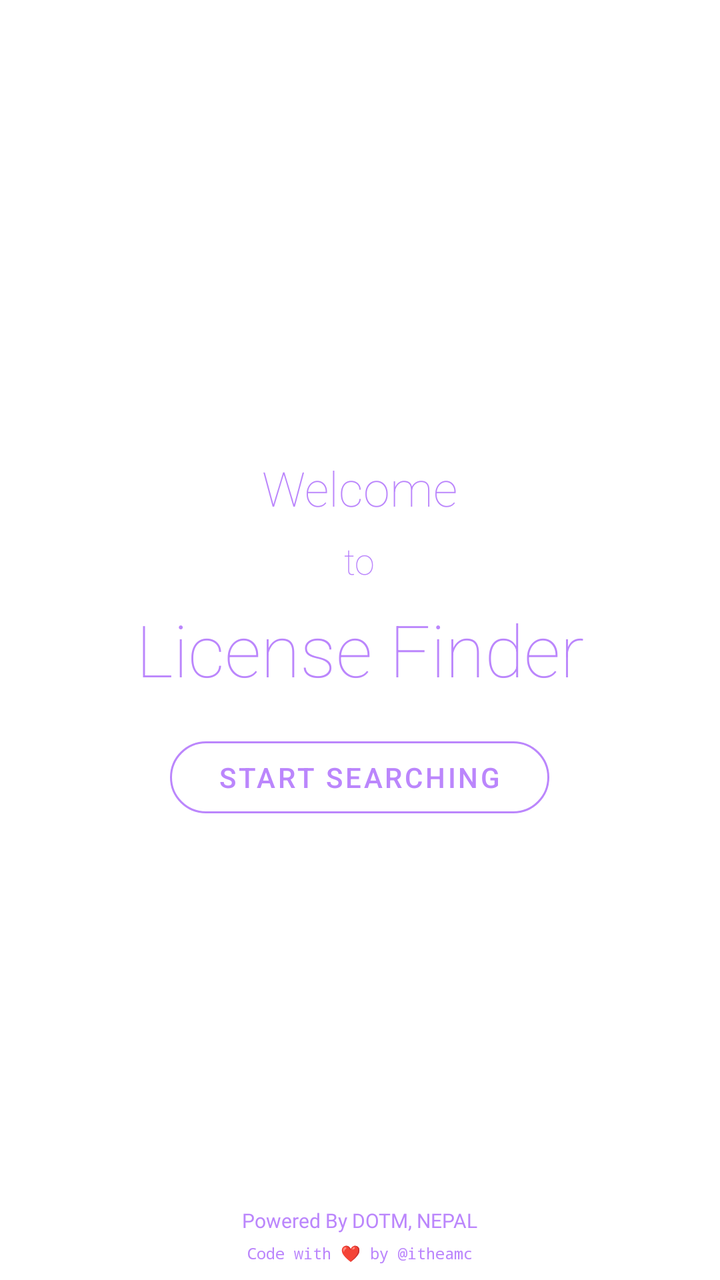
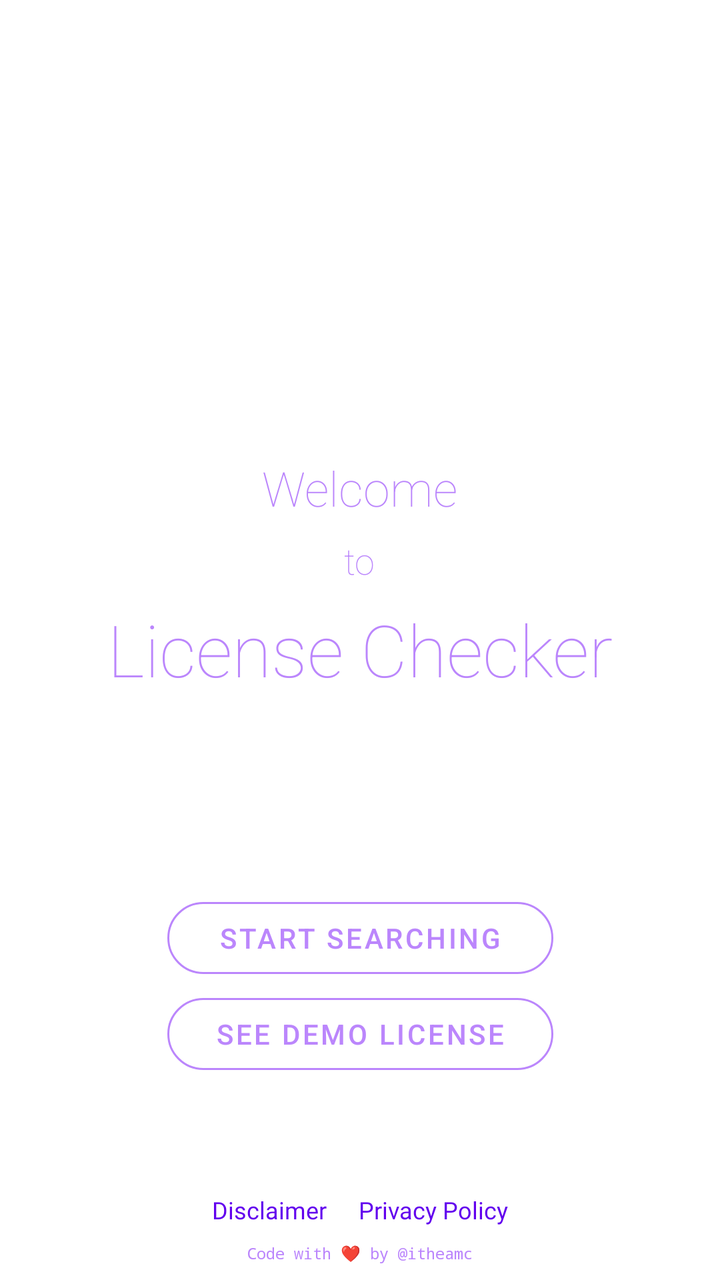

The first picture is an Android layout as it rendered before a commit; the second is the same layout after the commit. The layout source and the unified diff follow.
<!-- AndroidManifest.xml: application theme Theme.LicenseFinder -->
<!-- res/layout/fragment_home.xml -->
<?xml version="1.0" encoding="utf-8"?>
<androidx.constraintlayout.widget.ConstraintLayout xmlns:android="http://schemas.android.com/apk/res/android"
    xmlns:app="http://schemas.android.com/apk/res-auto"
    xmlns:tools="http://schemas.android.com/tools"
    android:layout_width="match_parent"
    android:layout_height="match_parent"
    tools:context=".ui.HomeFragment" >

    <LinearLayout
        android:layout_width="wrap_content"
        android:layout_height="wrap_content"
        android:gravity="center"
        android:orientation="vertical"
        app:layout_constraintBottom_toBottomOf="parent"
        app:layout_constraintEnd_toEndOf="parent"
        app:layout_constraintStart_toStartOf="parent"
        app:layout_constraintTop_toTopOf="parent">

        <TextView
            android:id="@+id/textView"
            android:layout_width="wrap_content"
            android:layout_height="wrap_content"
            android:layout_marginBottom="8dp"
            android:fontFamily="sans-serif-thin"
            android:text="@string/welcome_text_one"
            android:textColor="@color/purple_200"
            android:textSize="24sp" />

        <TextView
            android:id="@+id/textView2"
            android:layout_width="wrap_content"
            android:layout_height="wrap_content"
            android:layout_marginBottom="8dp"
            android:fontFamily="sans-serif-thin"
            android:text="@string/welcome_text_two"
            android:textColor="@color/purple_200"
            android:textSize="18sp" />

        <TextView
            android:id="@+id/textView3"
            android:layout_width="wrap_content"
            android:layout_height="wrap_content"
            android:layout_marginBottom="16dp"
            android:fontFamily="sans-serif-thin"
            android:text="@string/welcome_text_three"
            android:textColor="@color/purple_200"
            android:textSize="36sp" />

        <Button
            android:id="@+id/navigateToSearch"
            style="@style/Widget.MaterialComponents.Button.OutlinedButton"
            android:layout_width="wrap_content"
            android:layout_height="wrap_content"
            android:paddingLeft="24dp"
            android:paddingRight="24dp"
            android:text="@string/start_searching"
            android:textColor="@color/purple_200"
            app:cornerRadius="24dp"
            app:strokeColor="@color/purple_200" />
    </LinearLayout>

    <TextView
        android:id="@+id/textView5"
        android:layout_width="wrap_content"
        android:layout_height="wrap_content"
        android:layout_marginBottom="4dp"
        android:fontFamily="@font/atma_light"
        android:text="@string/powered_by_dotm_nepal"
        android:textColor="@color/purple_200"
        android:textSize="10sp"
        app:layout_constraintBottom_toTopOf="@+id/codedBy"
        app:layout_constraintEnd_toEndOf="@+id/codedBy"
        app:layout_constraintStart_toStartOf="@+id/codedBy" />

    <TextView
        android:id="@+id/codedBy"
        android:layout_width="wrap_content"
        android:layout_height="wrap_content"
        android:layout_marginStart="16dp"
        android:layout_marginEnd="16dp"
        android:layout_marginBottom="8dp"
        android:fontFamily="monospace"
        android:text="@string/code_with_by_itheamc"
        android:textColor="@color/purple_200"
        android:textSize="8sp"
        app:layout_constraintBottom_toBottomOf="parent"
        app:layout_constraintEnd_toEndOf="parent"
        app:layout_constraintStart_toStartOf="parent" />
</androidx.constraintlayout.widget.ConstraintLayout>
<!-- resources referenced by this layout -->
<resources>
  <color name="purple_200">#FFBB86FC</color>
  <string name="code_with_by_itheamc">Code with ❤ by @itheamc</string>
  <string name="powered_by_dotm_nepal">Powered By DOTM, NEPAL</string>
  <string name="start_searching">Start Searching</string>
  <string name="welcome_text_one">Welcome</string>
  <string name="welcome_text_three">@string/license_finder</string>
  <string name="welcome_text_two">to</string>
  <style name="Theme.LicenseFinder" parent="Theme.MaterialComponents.DayNight.DarkActionBar">
          
          <item name="colorPrimary">@android:color/holo_blue_light</item>
          <item name="colorPrimaryVariant">@android:color/holo_blue_dark</item>
          <item name="colorOnPrimary">@color/white</item>
          
          <item name="colorSecondary">@color/teal_200</item>
          <item name="colorSecondaryVariant">@color/teal_700</item>
          <item name="colorOnSecondary">@color/black</item>
          
          <item name="android:statusBarColor" tools:targetApi="l">?attr/colorPrimaryVariant</item>
          
      </style>
  <color name="white">#FFFFFFFF</color>
  <color name="teal_200">#FF03DAC5</color>
  <color name="teal_700">#FF018786</color>
  <color name="black">#FF000000</color>
</resources>

<!-- the commit's change to res/layout/fragment_home.xml (unified diff, before → after) -->
@@ -7,8 +7,10 @@
     tools:context=".ui.HomeFragment" >
 
     <LinearLayout
+        android:id="@+id/welcomeLinearLayout"
         android:layout_width="wrap_content"
         android:layout_height="wrap_content"
+        android:layout_marginBottom="48dp"
         android:gravity="center"
         android:orientation="vertical"
         app:layout_constraintBottom_toBottomOf="parent"
@@ -46,10 +48,23 @@
             android:textColor="@color/purple_200"
             android:textSize="36sp" />
 
+    </LinearLayout>
+
+    <LinearLayout
+        android:id="@+id/buttonLinearLayout"
+        android:layout_width="wrap_content"
+        android:layout_height="wrap_content"
+        android:gravity="center"
+        android:orientation="vertical"
+        app:layout_constraintBottom_toTopOf="@+id/codedBy"
+        app:layout_constraintEnd_toEndOf="parent"
+        app:layout_constraintStart_toStartOf="parent"
+        app:layout_constraintTop_toBottomOf="@+id/welcomeLinearLayout">
+
         <Button
             android:id="@+id/navigateToSearch"
             style="@style/Widget.MaterialComponents.Button.OutlinedButton"
-            android:layout_width="wrap_content"
+            android:layout_width="match_parent"
             android:layout_height="wrap_content"
             android:paddingLeft="24dp"
             android:paddingRight="24dp"
@@ -57,20 +72,19 @@
             android:textColor="@color/purple_200"
             app:cornerRadius="24dp"
             app:strokeColor="@color/purple_200" />
+
+        <Button
+            android:id="@+id/navigateToLicense"
+            style="@style/Widget.MaterialComponents.Button.OutlinedButton"
+            android:layout_width="match_parent"
+            android:layout_height="wrap_content"
+            android:paddingLeft="24dp"
+            android:paddingRight="24dp"
+            android:text="@string/demo_license"
+            android:textColor="@color/purple_200"
+            app:cornerRadius="24dp"
+            app:strokeColor="@color/purple_200" />
     </LinearLayout>
-
-    <TextView
-        android:id="@+id/textView5"
-        android:layout_width="wrap_content"
-        android:layout_height="wrap_content"
-        android:layout_marginBottom="4dp"
-        android:fontFamily="@font/atma_light"
-        android:text="@string/powered_by_dotm_nepal"
-        android:textColor="@color/purple_200"
-        android:textSize="10sp"
-        app:layout_constraintBottom_toTopOf="@+id/codedBy"
-        app:layout_constraintEnd_toEndOf="@+id/codedBy"
-        app:layout_constraintStart_toStartOf="@+id/codedBy" />
 
     <TextView
         android:id="@+id/codedBy"
@@ -86,4 +100,38 @@
         app:layout_constraintBottom_toBottomOf="parent"
         app:layout_constraintEnd_toEndOf="parent"
         app:layout_constraintStart_toStartOf="parent" />
+
+    <LinearLayout
+        android:layout_width="wrap_content"
+        android:layout_height="wrap_content"
+        android:orientation="horizontal"
+        app:layout_constraintBottom_toTopOf="@+id/codedBy"
+        app:layout_constraintEnd_toEndOf="@+id/codedBy"
+        app:layout_constraintStart_toStartOf="@+id/codedBy">
+
+        <TextView
+            android:id="@+id/disclaimer"
+            android:layout_width="wrap_content"
+            android:layout_height="wrap_content"
+            android:layout_margin="8dp"
+            android:layout_weight="1"
+            android:clickable="true"
+            android:fontFamily="@font/baumans"
+            android:text="@string/disclaimer"
+            android:textColor="@color/purple_500"
+            android:textSize="12sp" />
+
+        <TextView
+            android:id="@+id/privacyPolicy"
+            android:layout_width="wrap_content"
+            android:layout_height="wrap_content"
+            android:layout_margin="8dp"
+            android:layout_weight="1"
+            android:clickable="true"
+            android:fontFamily="@font/baumans"
+            android:text="@string/privacy_policy"
+            android:textColor="@color/purple_500"
+            android:textSize="12sp" />
+    </LinearLayout>
+
 </androidx.constraintlayout.widget.ConstraintLayout>
<!-- resource entries referenced after the edit -->
@@ -1,11 +1,14 @@
 <!-- resources referenced by this layout -->
 <resources>
   <color name="purple_200">#FFBB86FC</color>
+  <color name="purple_500">#FF6200EE</color>
   <string name="code_with_by_itheamc">Code with ❤ by @itheamc</string>
-  <string name="powered_by_dotm_nepal">Powered By DOTM, NEPAL</string>
+  <string name="demo_license">See Demo License</string>
+  <string name="disclaimer">Disclaimer</string>
+  <string name="privacy_policy">Privacy Policy</string>
   <string name="start_searching">Start Searching</string>
   <string name="welcome_text_one">Welcome</string>
-  <string name="welcome_text_three">@string/license_finder</string>
+  <string name="welcome_text_three">@string/license_checker</string>
   <string name="welcome_text_two">to</string>
   <style name="Theme.LicenseFinder" parent="Theme.MaterialComponents.DayNight.DarkActionBar">
           
